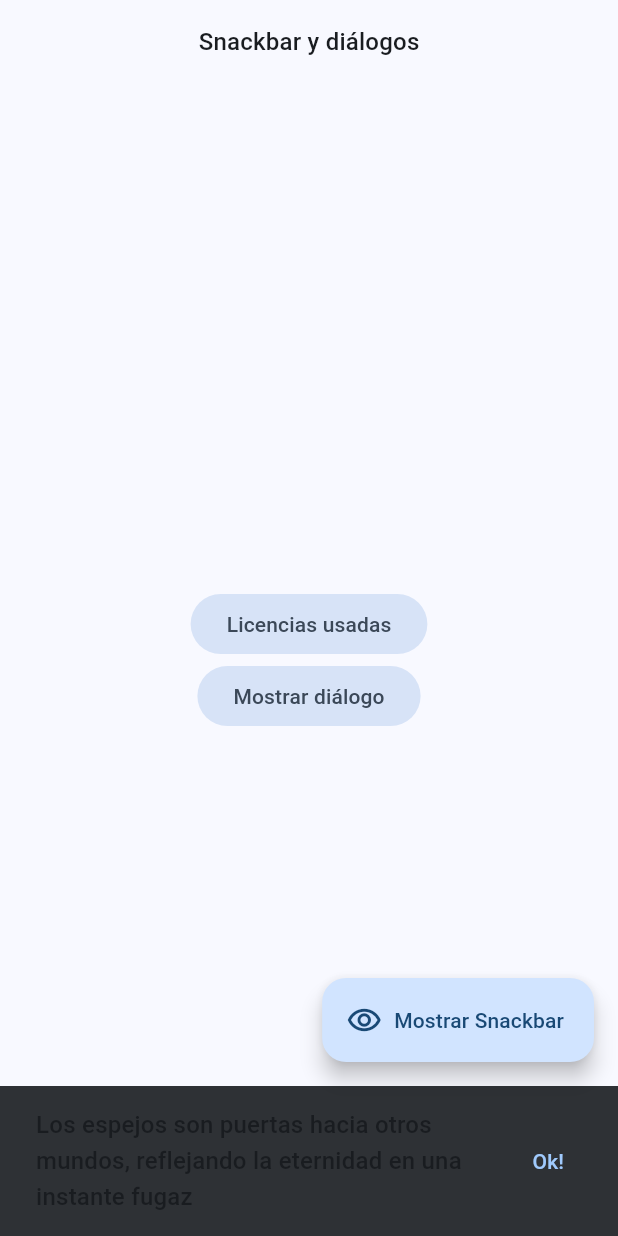
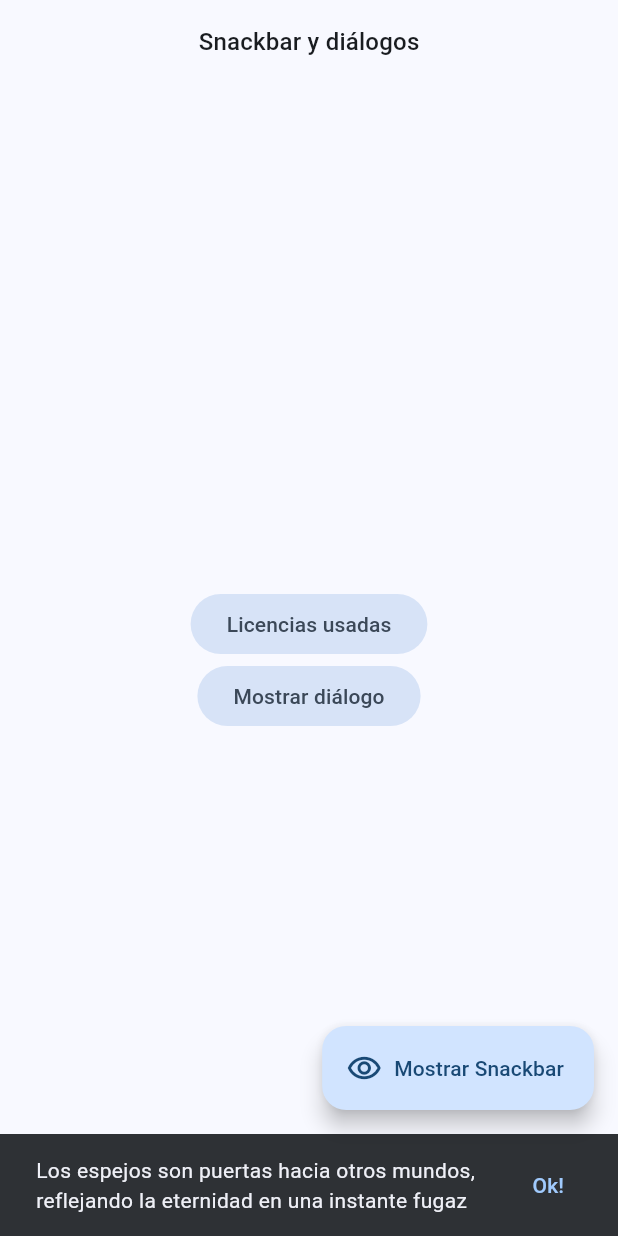
Before and after one commit to DidierDev672/widget_app, a Flutter app: the SnackbarScreen screen opened by its route, after a tap on "Mostrar Snackbar", on a phone screen of 412 x 824 dp. Run offline on Flutter 3.47's test engine with Material 3 defaults, Android fonts, the phone set to English and light mode, and no system bars; our stand-ins replace animate_do, flutter_riverpod, go_router.

Commit message:
Corrección de snackbar por tipografía

```diff
--- a/lib/presentation/screens/snackbar/snackbar_screen.dart
+++ b/lib/presentation/screens/snackbar/snackbar_screen.dart
@@ -10,9 +10,8 @@ class SnackbarScreen extends StatelessWidget {
     ScaffoldMessenger.of(context).clearSnackBars();
 
     final snackBar = SnackBar(
-      content: Text(
+      content: const Text(
         'Los espejos son puertas hacia otros mundos, reflejando la eternidad en una instante fugaz',
-        style: Theme.of(context).textTheme.titleMedium,
       ),
       action: SnackBarAction(
         label: 'Ok!',
```
